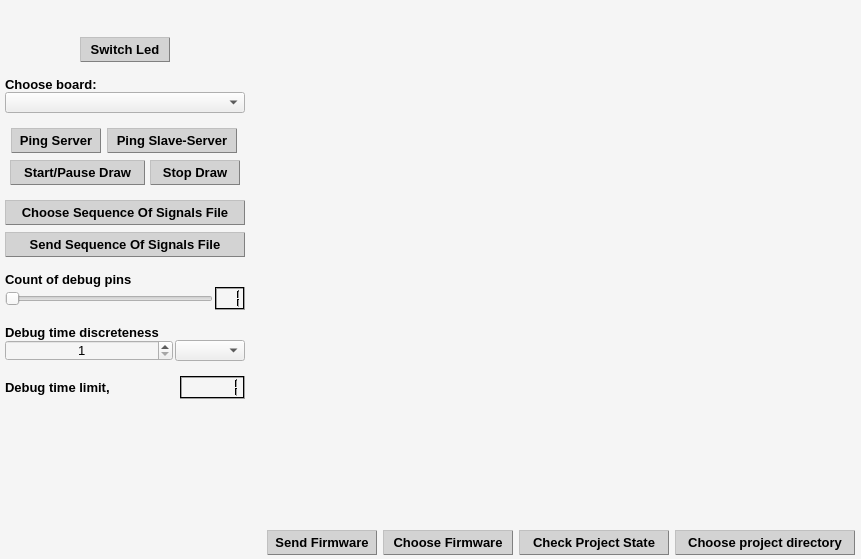
qvinn/RHE, file CLIENT/RHE_Client/rhe_widget.ui: the form before one commit.
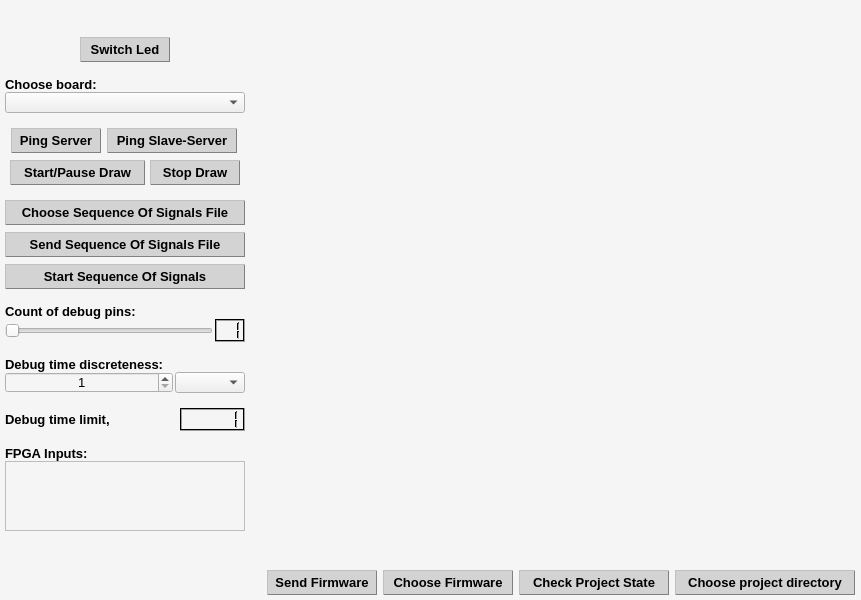
The form after the commit.

Diff of the .ui file:
```diff
--- a/CLIENT/RHE_Client/rhe_widget.ui
+++ b/CLIENT/RHE_Client/rhe_widget.ui
@@ -7,13 +7,13 @@
     <x>0</x>
     <y>0</y>
     <width>861</width>
-    <height>559</height>
+    <height>600</height>
    </rect>
   </property>
   <property name="minimumSize">
    <size>
     <width>604</width>
-    <height>246</height>
+    <height>600</height>
    </size>
   </property>
   <property name="palette">
@@ -119,7 +119,7 @@
      <x>0</x>
      <y>0</y>
      <width>861</width>
-     <height>531</height>
+     <height>571</height>
     </rect>
    </property>
    <widget class="QWidget" name="horizontalLayoutWidget_2">
@@ -128,7 +128,7 @@
       <x>0</x>
       <y>0</y>
       <width>861</width>
-      <height>531</height>
+      <height>571</height>
      </rect>
     </property>
     <layout class="QHBoxLayout" name="horizontalLayout_2">
@@ -2519,6 +2519,307 @@
          </property>
         </widget>
        </item>
+       <item>
+        <spacer name="verticalSpacer_12">
+         <property name="orientation">
+          <enum>Qt::Vertical</enum>
+         </property>
+         <property name="sizeType">
+          <enum>QSizePolicy::Fixed</enum>
+         </property>
+         <property name="sizeHint" stdset="0">
+          <size>
+           <width>20</width>
+           <height>7</height>
+          </size>
+         </property>
+        </spacer>
+       </item>
+       <item>
+        <widget class="QPushButton" name="pshBttn_strt_sgnls_sqnc">
+         <property name="sizePolicy">
+          <sizepolicy hsizetype="Preferred" vsizetype="Fixed">
+           <horstretch>0</horstretch>
+           <verstretch>0</verstretch>
+          </sizepolicy>
+         </property>
+         <property name="minimumSize">
+          <size>
+           <width>110</width>
+           <height>25</height>
+          </size>
+         </property>
+         <property name="maximumSize">
+          <size>
+           <width>240</width>
+           <height>25</height>
+          </size>
+         </property>
+         <property name="palette">
+          <palette>
+           <active>
+            <colorrole role="WindowText">
+             <brush brushstyle="SolidPattern">
+              <color alpha="255">
+               <red>0</red>
+               <green>0</green>
+               <blue>0</blue>
+              </color>
+             </brush>
+            </colorrole>
+            <colorrole role="Button">
+             <brush brushstyle="SolidPattern">
+              <color alpha="255">
+               <red>211</red>
+               <green>211</green>
+               <blue>211</blue>
+              </color>
+             </brush>
+            </colorrole>
+            <colorrole role="Text">
+             <brush brushstyle="SolidPattern">
+              <color alpha="255">
+               <red>0</red>
+               <green>0</green>
+               <blue>0</blue>
+              </color>
+             </brush>
+            </colorrole>
+            <colorrole role="ButtonText">
+             <brush brushstyle="SolidPattern">
+              <color alpha="255">
+               <red>0</red>
+               <green>0</green>
+               <blue>0</blue>
+              </color>
+             </brush>
+            </colorrole>
+            <colorrole role="Base">
+             <brush brushstyle="SolidPattern">
+              <color alpha="255">
+               <red>211</red>
+               <green>211</green>
+               <blue>211</blue>
+              </color>
+             </brush>
+            </colorrole>
+            <colorrole role="Window">
+             <brush brushstyle="SolidPattern">
+              <color alpha="255">
+               <red>211</red>
+               <green>211</green>
+               <blue>211</blue>
+              </color>
+             </brush>
+            </colorrole>
+            <colorrole role="PlaceholderText">
+             <brush brushstyle="SolidPattern">
+              <color alpha="128">
+               <red>0</red>
+               <green>0</green>
+               <blue>0</blue>
+              </color>
+             </brush>
+            </colorrole>
+           </active>
+           <inactive>
+            <colorrole role="WindowText">
+             <brush brushstyle="SolidPattern">
+              <color alpha="255">
+               <red>0</red>
+               <green>0</green>
+               <blue>0</blue>
+              </color>
+             </brush>
+            </colorrole>
+            <colorrole role="Button">
+             <brush brushstyle="SolidPattern">
+              <color alpha="255">
+               <red>211</red>
+               <green>211</green>
+               <blue>211</blue>
+              </color>
+             </brush>
+            </colorrole>
+            <colorrole role="Text">
+             <brush brushstyle="SolidPattern">
+              <color alpha="255">
+               <red>0</red>
+               <green>0</green>
+               <blue>0</blue>
+              </color>
+             </brush>
+            </colorrole>
+            <colorrole role="ButtonText">
+             <brush brushstyle="SolidPattern">
+              <color alpha="255">
+               <red>0</red>
+               <green>0</green>
+               <blue>0</blue>
+              </color>
+             </brush>
+            </colorrole>
+            <colorrole role="Base">
+             <brush brushstyle="SolidPattern">
+              <color alpha="255">
+               <red>211</red>
+               <green>211</green>
+               <blue>211</blue>
+              </color>
+             </brush>
+            </colorrole>
+            <colorrole role="Window">
+             <brush brushstyle="SolidPattern">
+              <color alpha="255">
+               <red>211</red>
+               <green>211</green>
+               <blue>211</blue>
+              </color>
+             </brush>
+            </colorrole>
+            <colorrole role="PlaceholderText">
+             <brush brushstyle="SolidPattern">
+              <color alpha="128">
+               <red>0</red>
+               <green>0</green>
+               <blue>0</blue>
+              </color>
+             </brush>
+            </colorrole>
+           </inactive>
+           <disabled>
+            <colorrole role="WindowText">
+             <brush brushstyle="SolidPattern">
+              <color alpha="255">
+               <red>0</red>
+               <green>0</green>
+               <blue>0</blue>
+              </color>
+             </brush>
+            </colorrole>
+            <colorrole role="Button">
+             <brush brushstyle="SolidPattern">
+              <color alpha="255">
+               <red>173</red>
+               <green>216</green>
+               <blue>230</blue>
+              </color>
+             </brush>
+            </colorrole>
+            <colorrole role="Text">
+             <brush brushstyle="SolidPattern">
+              <color alpha="255">
+               <red>0</red>
+               <green>0</green>
+               <blue>0</blue>
+              </color>
+             </brush>
+            </colorrole>
+            <colorrole role="ButtonText">
+             <brush brushstyle="SolidPattern">
+              <color alpha="255">
+               <red>0</red>
+               <green>0</green>
+               <blue>0</blue>
+              </color>
+             </brush>
+            </colorrole>
+            <colorrole role="Base">
+             <brush brushstyle="SolidPattern">
+              <color alpha="255">
+               <red>173</red>
+               <green>216</green>
+               <blue>230</blue>
+              </color>
+             </brush>
+            </colorrole>
+            <colorrole role="Window">
+             <brush brushstyle="SolidPattern">
+              <color alpha="255">
+               <red>173</red>
+               <green>216</green>
+               <blue>230</blue>
+              </color>
+             </brush>
+            </colorrole>
+            <colorrole role="PlaceholderText">
+             <brush brushstyle="SolidPattern">
+              <color alpha="128">
+               <red>231</red>
+               <green>231</green>
+               <blue>231</blue>
+              </color>
+             </brush>
+            </colorrole>
+           </disabled>
+          </palette>
+         </property>
+         <property name="font">
+          <font>
+           <family>Tahoma</family>
+           <pointsize>10</pointsize>
+           <weight>75</weight>
+           <bold>true</bold>
+          </font>
+         </property>
+         <property name="styleSheet">
+          <string notr="true">QPushButton:checked{
+	background-color: lightblue;
+	border-style: outset;
+	color: black;
+	font: bold 10p;
+	border-style: outset;
+	border-width: 1px;
+	border-radius: 0px;
+	border-color: blue;
+	padding: 0px 0px;
+}
+QPushButton:pressed{
+	background-color: lightblue;
+	border-style: outset;
+	color: black;
+	font: bold 10p;
+	border-style: outset;
+	border-width: 1px;
+	border-radius: 0px;
+	border-color: blue;
+	padding: 0px 0px;
+}
+QPushButton:disabled{
+	background-color: lightblue;
+	border-style: outset;
+	color: black;
+	font: bold 10p;
+	border-style: outset;
+	border-width: 1px;
+	border-radius: 0px;
+	border-color: blue;
+	padding: 0px 0px;
+}
+QPushButton{
+	background-color: lightGray;
+	color: black;
+	border-style: outset;
+	border-width: 1px;
+	border-radius: 0px;
+	border-color: gray;
+	padding: 0px 0px;
+}
+QPushButton:hover{
+	border-style: outset;
+	border-width: 1px;
+	border-radius: 0px;
+	border-color: royalblue;
+}</string>
+         </property>
+         <property name="text">
+          <string>Start Sequence Of Signals</string>
+         </property>
+         <property name="autoDefault">
+          <bool>false</bool>
+         </property>
+        </widget>
+       </item>
        <item>
         <spacer name="verticalSpacer_10">
          <property name="orientation">
@@ -2558,7 +2859,7 @@
           </font>
          </property>
          <property name="text">
-          <string>Count of debug pins</string>
+          <string>Count of debug pins:</string>
          </property>
         </widget>
        </item>
@@ -2943,7 +3244,7 @@
           </font>
          </property>
          <property name="text">
-          <string>Debug time discreteness</string>
+          <string>Debug time discreteness:</string>
          </property>
         </widget>
        </item>
@@ -3378,11 +3679,78 @@
         </spacer>
        </item>
        <item>
-        <layout class="QVBoxLayout" name="verticalLayout_4">
-         <property name="spacing">
-          <number>0</number>
+        <widget class="QLabel" name="lbl_fpga_inpts">
+         <property name="maximumSize">
+          <size>
+           <width>240</width>
+           <height>21</height>
+          </size>
          </property>
-        </layout>
+         <property name="font">
+          <font>
+           <family>Tahoma</family>
+           <pointsize>10</pointsize>
+           <weight>75</weight>
+           <bold>true</bold>
+          </font>
+         </property>
+         <property name="text">
+          <string>FPGA Inputs:</string>
+         </property>
+        </widget>
+       </item>
+       <item>
+        <widget class="QScrollArea" name="scrollArea">
+         <property name="sizePolicy">
+          <sizepolicy hsizetype="Fixed" vsizetype="Fixed">
+           <horstretch>0</horstretch>
+           <verstretch>0</verstretch>
+          </sizepolicy>
+         </property>
+         <property name="maximumSize">
+          <size>
+           <width>240</width>
+           <height>100</height>
+          </size>
+         </property>
+         <property name="widgetResizable">
+          <bool>true</bool>
+         </property>
+         <widget class="QWidget" name="scrollAreaWidgetContents">
+          <property name="geometry">
+           <rect>
+            <x>0</x>
+            <y>0</y>
+            <width>238</width>
+            <height>68</height>
+           </rect>
+          </property>
+          <layout class="QHBoxLayout" name="horizontalLayout_9">
+           <property name="spacing">
+            <number>0</number>
+           </property>
+           <property name="leftMargin">
+            <number>0</number>
+           </property>
+           <property name="topMargin">
+            <number>0</number>
+           </property>
+           <property name="rightMargin">
+            <number>0</number>
+           </property>
+           <property name="bottomMargin">
+            <number>0</number>
+           </property>
+           <item>
+            <layout class="QVBoxLayout" name="verticalLayout_4">
+             <property name="spacing">
+              <number>3</number>
+             </property>
+            </layout>
+           </item>
+          </layout>
+         </widget>
+        </widget>
        </item>
        <item>
         <spacer name="verticalSpacer">
@@ -3447,7 +3815,7 @@
    <property name="geometry">
     <rect>
      <x>0</x>
-     <y>530</y>
+     <y>570</y>
      <width>861</width>
      <height>31</height>
     </rect>
```
